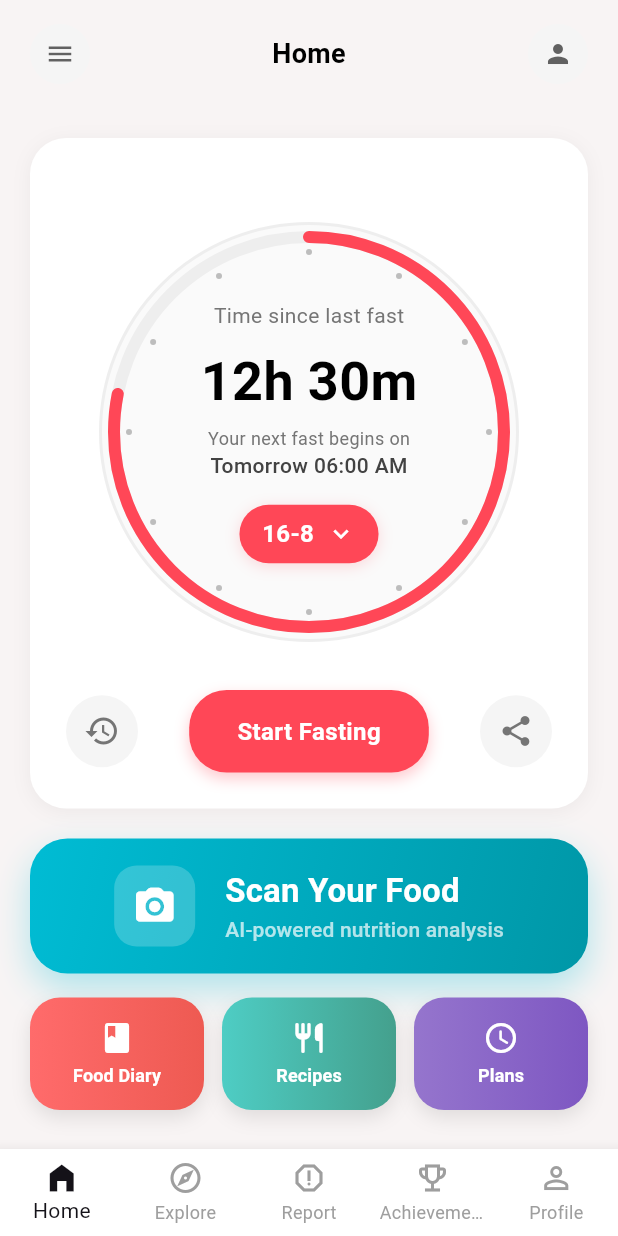
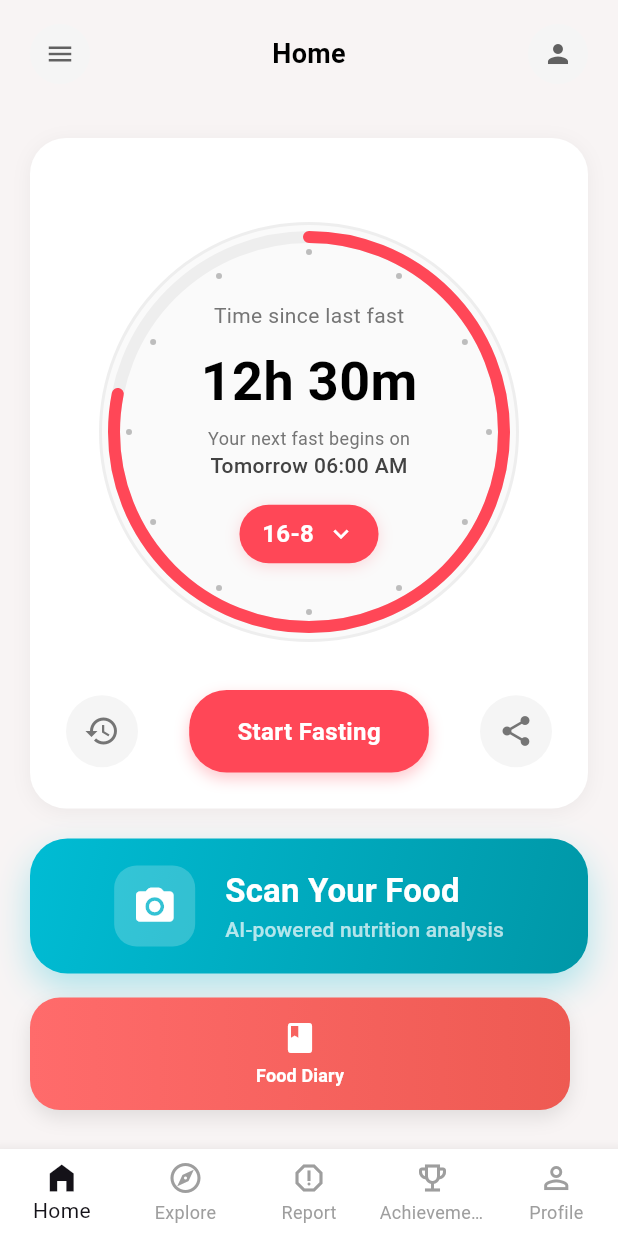
Before and after one commit to snowfoxwoo/learn_flutter, a Flutter app: the screen it shows after launch, on a phone screen of 412 x 824 dp. Run offline on Flutter 3.47's test engine with Material 3 defaults, Android fonts, the phone set to English and light mode, and no system bars; our stand-ins replace assets_audio_player, camera, geolocator, rflutter_alert, shared_preferences; missing offline and left inert: tflite_flutter.

Commit message:
remove plan and recipes button

```diff
--- a/flouriscent_nutrional_app/lib/widgets/main_actions.dart
+++ b/flouriscent_nutrional_app/lib/widgets/main_actions.dart
@@ -17,9 +17,9 @@ class MainActions extends StatelessWidget {
           children: [
             Expanded(child: SecondaryActionButton.foodDiary()),
             const SizedBox(width: 12),
-            Expanded(child: SecondaryActionButton.recipes()),
-            const SizedBox(width: 12),
-            Expanded(child: SecondaryActionButton.plans()),
+            // Expanded(child: SecondaryActionButton.recipes()),
+            // const SizedBox(width: 12),
+            // Expanded(child: SecondaryActionButton.plans()),
           ],
         ),
       ],
@@ -133,24 +133,6 @@ class SecondaryActionButton extends StatelessWidget {
     }, // Add navigation
   );
 
-  factory SecondaryActionButton.recipes() => SecondaryActionButton(
-    title: 'Recipes',
-    icon: Icons.restaurant_rounded,
-    gradient: const LinearGradient(
-      colors: [Color(0xFF4ECDC4), Color(0xFF44A08D)],
-    ),
-    onTap: () {}, // Add navigation
-  );
-
-  factory SecondaryActionButton.plans() => SecondaryActionButton(
-    title: 'Plans',
-    icon: Icons.schedule_rounded,
-    gradient: const LinearGradient(
-      colors: [Color(0xFF9575CD), Color(0xFF7E57C2)],
-    ),
-    onTap: () {}, // Add navigation
-  );
-
   @override
   Widget build(BuildContext context) {
     return Container(
```
